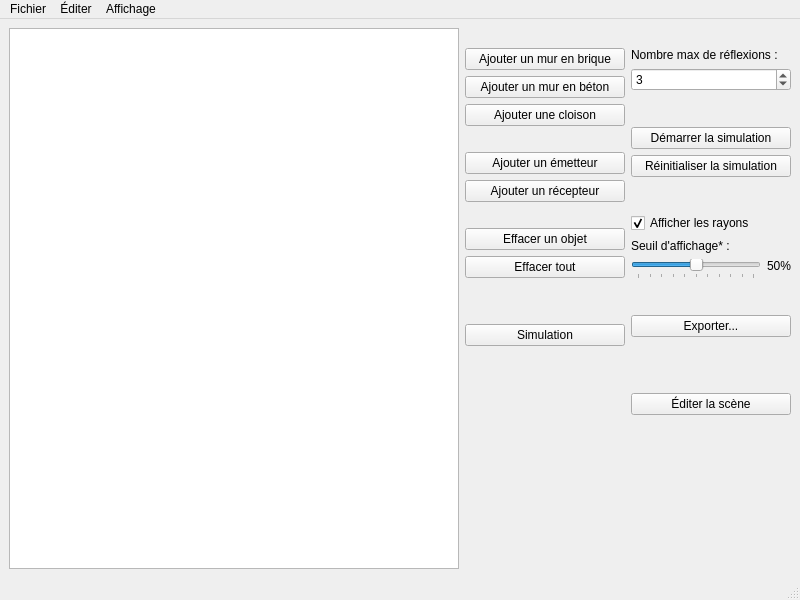
Old version of the form mainwindow.ui in the repository mathphi/TelecomPhysics_ProjectBA3.
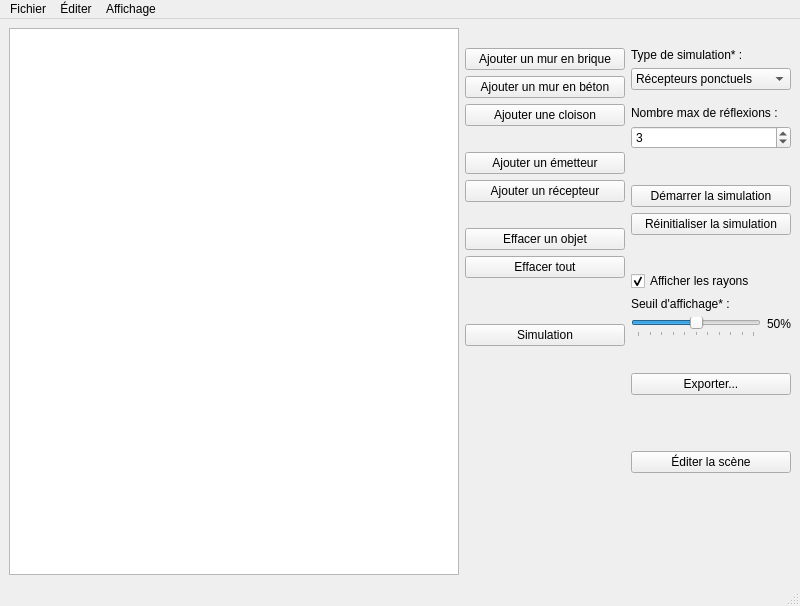
New version of the form. Icons and pictures are not drawn.

Commit message: Added simulation UI components

```diff
--- a/mainwindow.ui
+++ b/mainwindow.ui
@@ -7,13 +7,13 @@
     <x>0</x>
     <y>0</y>
     <width>800</width>
-    <height>600</height>
+    <height>606</height>
    </rect>
   </property>
   <property name="minimumSize">
    <size>
-    <width>600</width>
-    <height>400</height>
+    <width>800</width>
+    <height>600</height>
    </size>
   </property>
   <property name="windowTitle">
@@ -238,6 +238,61 @@
          </property>
         </spacer>
        </item>
+       <item>
+        <widget class="QLabel" name="label_2">
+         <property name="toolTip">
+          <string>&lt;html&gt;
+&lt;head/&gt;
+&lt;body&gt;
+&lt;p&gt;&lt;b&gt;Récepteurs ponctuels&amp;nbsp;:&lt;/b&gt; Calculer la puissance moyenne aux récepteurs placés sur le plan.&lt;/p&gt;
+&lt;p&gt;&lt;b&gt;Couverture totale&amp;nbsp;:&lt;/b&gt; Calculer la puissance moyenne sur chaque m² de la zone de simulation.&lt;/p&gt;
+&lt;/body&gt;
+&lt;/html&gt;</string>
+         </property>
+         <property name="text">
+          <string>Type de simulation* :</string>
+         </property>
+        </widget>
+       </item>
+       <item>
+        <widget class="QComboBox" name="combobox_simType">
+         <property name="toolTip">
+          <string>&lt;html&gt;
+&lt;head/&gt;
+&lt;body&gt;
+&lt;p&gt;&lt;b&gt;Récepteurs ponctuels&amp;nbsp;:&lt;/b&gt; Calculer la puissance moyenne aux récepteurs placés sur le plan.&lt;/p&gt;
+&lt;p&gt;&lt;b&gt;Couverture totale&amp;nbsp;:&lt;/b&gt; Calculer la puissance moyenne sur chaque m² de la zone de simulation.&lt;/p&gt;
+&lt;/body&gt;
+&lt;/html&gt;</string>
+         </property>
+         <item>
+          <property name="text">
+           <string>Récepteurs ponctuels</string>
+          </property>
+         </item>
+         <item>
+          <property name="text">
+           <string>Couverture totale</string>
+          </property>
+         </item>
+        </widget>
+       </item>
+       <item>
+        <spacer name="verticalSpacer_12">
+         <property name="orientation">
+          <enum>Qt::Vertical</enum>
+         </property>
+         <property name="sizeType">
+          <enum>QSizePolicy::Fixed</enum>
+         </property>
+         <property name="sizeHint" stdset="0">
+          <size>
+           <width>20</width>
+           <height>10</height>
+          </size>
+         </property>
+        </spacer>
+       </item>
        <item>
         <widget class="QLabel" name="label">
          <property name="text">
```
Left out of the diff: 6 changed lines with no effect on the pictures. The commit also changes 6 other files.
